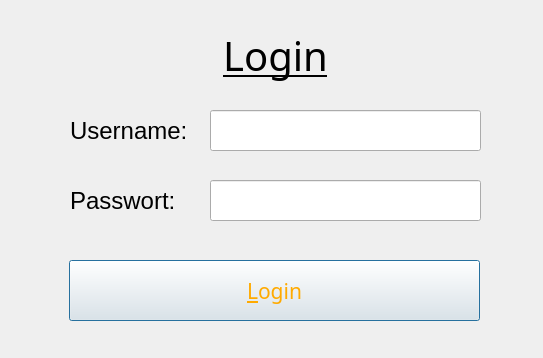
The window that 04 Login/login.ui (benschi11/python-8b-2022) describes before a commit, drawn with Qt 5.
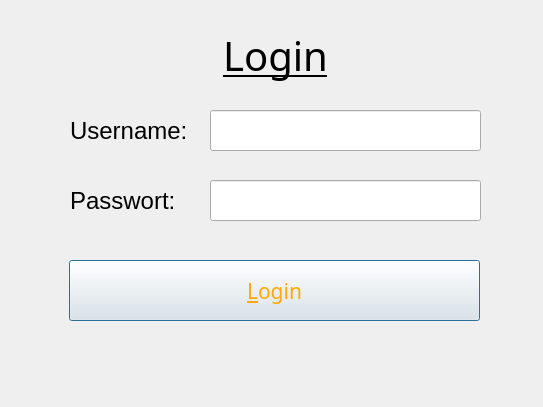
The same window after the commit.

```diff
--- a/04 Login/login.ui
+++ b/04 Login/login.ui
@@ -7,7 +7,7 @@
     <x>0</x>
     <y>0</y>
     <width>543</width>
-    <height>358</height>
+    <height>407</height>
    </rect>
   </property>
   <property name="font">
@@ -208,6 +208,25 @@
     <bool>false</bool>
    </property>
   </widget>
+  <widget class="QLabel" name="m_lblErrors">
+   <property name="geometry">
+    <rect>
+     <x>70</x>
+     <y>333</y>
+     <width>411</width>
+     <height>51</height>
+    </rect>
+   </property>
+   <property name="font">
+    <font>
+     <family>MS Reference Sans Serif</family>
+     <pointsize>16</pointsize>
+    </font>
+   </property>
+   <property name="text">
+    <string/>
+   </property>
+  </widget>
  </widget>
  <resources/>
  <connections/>
```
